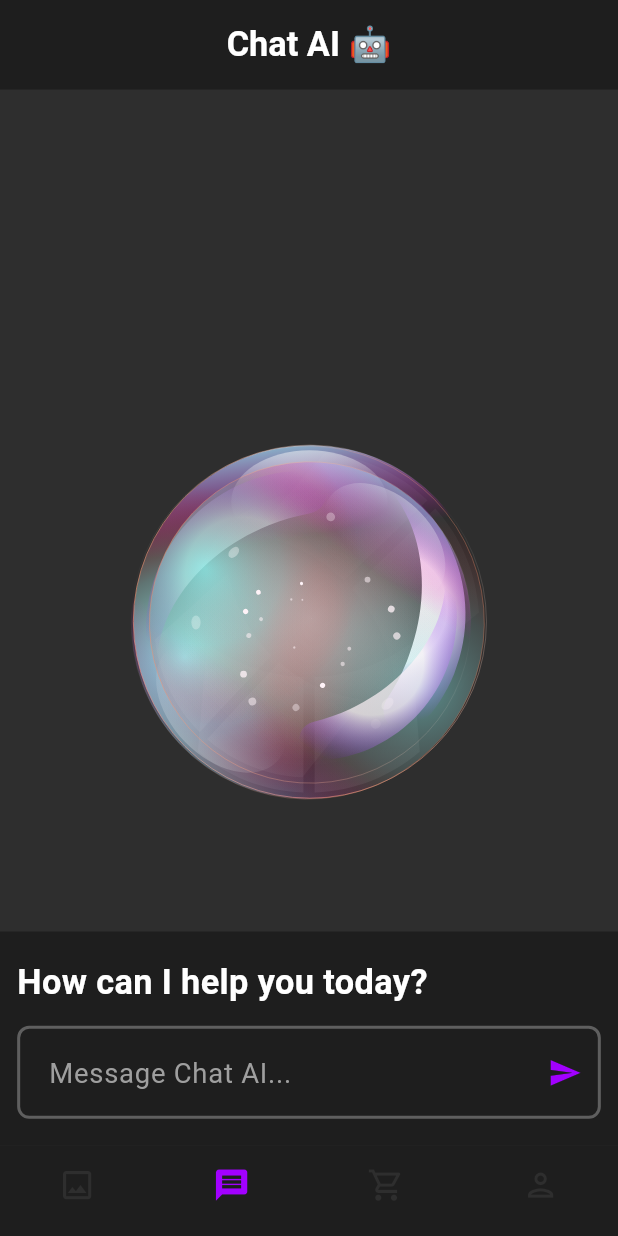
After one commit to Ebrahim-Elkbbany/Flutter-Ai, a Flutter app: the screen it shows after launch, item 2 of the bottom bar chosen, on a phone screen of 412 x 824 dp. The commit adds this screen. Run offline on Flutter 3.47's test engine with Material 3 defaults, Android fonts, the phone set to English and light mode, and no system bars; our stand-ins replace dartz, dio, flutter_bloc, flutter_screenutil, get_it, image_gallery_saver and 1 more.

Commit message:
- chat ai screen done - add flutter_svg package - add bloc observer file - add layout view for bottom nav bar - refactor image generator ai body - add chat Completions api end points - refactor dio class - add chat ai screen - add repo to it - finish logic of chat ai screen

```diff
--- a/lib/core/di/dependency_injection.dart
+++ b/lib/core/di/dependency_injection.dart
@@ -1,6 +1,7 @@
 import 'package:dio/dio.dart';
 import 'package:flutter_ai/core/network/dio.dart';
 import 'package:flutter_ai/features/Image_generator_ai/data/repos/image_generator_repo_impl.dart';
+import 'package:flutter_ai/features/chat_ai/data/repos/chat_ai_repo_impl.dart';
 import 'package:get_it/get_it.dart';
 
 final getIt = GetIt.instance;
@@ -14,4 +15,7 @@ void setupServiceLocator() {
   getIt.registerSingleton<ImageGeneratorRepoImpl>(ImageGeneratorRepoImpl(
     getIt.get<ApiService>(),
   ));
+  getIt.registerSingleton<ChatAiRepoRepoImpl>(ChatAiRepoRepoImpl(
+    getIt.get<ApiService>(),
+  ));
 }
--- a/lib/core/network/end_points.dart
+++ b/lib/core/network/end_points.dart
@@ -1,3 +1,4 @@
 class EndPoints {
   static String imageGeneration = 'images/generations';
+  static String chatCompletions = 'completions';
 }
--- a/lib/core/widgets/custom_text_form_field.dart
+++ b/lib/core/widgets/custom_text_form_field.dart
@@ -17,6 +17,7 @@ class AppTextFormField extends StatelessWidget {
   final String? Function(String?)? validator ;
   final Function()? suffixIconTap;
 
+
   const AppTextFormField({
     super.key,
     this.contentPadding,
@@ -31,6 +32,7 @@ class AppTextFormField extends StatelessWidget {
     this.controller,
      this.validator,
     this.suffixIconTap,
+
   });
 
   @override
@@ -73,11 +75,12 @@ class AppTextFormField extends StatelessWidget {
         ),
         hintStyle: hintStyle ?? FontStyles.font16WhiteGrayW400,
         hintText: hintText,
-        suffixIcon: GestureDetector(
+        suffixIcon: suffixIcon==null ? null :GestureDetector(
           onTap: suffixIconTap,
           child: Icon(
             suffixIcon,
-
+            color: AppColors.kPurpleColor,
+            size: 20.w,
           ),
         ),
         fillColor: backgroundColor ?? AppColors.kPrimaryColor,
--- /dev/null
+++ b/lib/core/widgets/loading_or_origin_ai_displayed.dart
@@ -0,0 +1,14 @@
+import 'package:flutter/material.dart';
+import 'package:lottie/lottie.dart';
+
+class LoadingOrOriginAiDisplayed extends StatelessWidget {
+  const LoadingOrOriginAiDisplayed({super.key, required this.isLoading});
+  final bool isLoading;
+
+  @override
+  Widget build(BuildContext context) {
+    return Lottie.asset(isLoading
+        ? 'assets/images/loading.json'
+        : "assets/images/ai_logo.json");
+  }
+}
--- /dev/null
+++ b/lib/features/chat_ai/data/models/chat_ai_model.dart
@@ -0,0 +1,72 @@
+
+
+
+class ChatAiModel {
+  List<Choice> choices;
+  int created;
+  String id;
+  String model;
+  String object;
+  Usage usage;
+
+  ChatAiModel({
+    required this.choices,
+    required this.created,
+    required this.id,
+    required this.model,
+    required this.object,
+    required this.usage,
+  });
+
+  factory ChatAiModel.fromJson(Map<String, dynamic> json) => ChatAiModel(
+    choices: List<Choice>.from(json["choices"].map((x) => Choice.fromJson(x))),
+    created: json["created"],
+    id: json["id"],
+    model: json["model"],
+    object: json["object"],
+    usage: Usage.fromJson(json["usage"]),
+  );
+
+}
+
+class Choice {
+  String finishReason;
+  int index;
+  dynamic logprobs;
+  String text;
+
+  Choice({
+    required this.finishReason,
+    required this.index,
+    required this.logprobs,
+    required this.text,
+  });
+
+  factory Choice.fromJson(Map<String, dynamic> json) => Choice(
+    finishReason: json["finish_reason"],
+    index: json["index"],
+    logprobs: json["logprobs"],
+    text: json["text"],
+  );
+
+
+}
+
+class Usage {
+  int completionTokens;
+  int promptTokens;
+  int totalTokens;
+
+  Usage({
+    required this.completionTokens,
+    required this.promptTokens,
+    required this.totalTokens,
+  });
+
+  factory Usage.fromJson(Map<String, dynamic> json) => Usage(
+    completionTokens: json["completion_tokens"],
+    promptTokens: json["prompt_tokens"],
+    totalTokens: json["total_tokens"],
+  );
+
+}
--- /dev/null
+++ b/lib/features/chat_ai/data/repos/chat_ai_repo.dart
@@ -0,0 +1,9 @@
+import 'package:dartz/dartz.dart';
+import 'package:flutter_ai/core/errors/failures.dart';
+import 'package:flutter_ai/features/chat_ai/data/models/chat_ai_model.dart';
+
+abstract class ChatAiRepo {
+  Future<Either<Failure, ChatAiModel>> chatAi({
+    required String prompt,
+  });
+}
--- /dev/null
+++ b/lib/features/chat_ai/presentation/manager/chat_ai_cubit.dart
@@ -0,0 +1,29 @@
+
+import 'package:flutter/material.dart';
+import 'package:flutter_ai/features/chat_ai/data/repos/chat_ai_repo.dart';
+import 'package:flutter_bloc/flutter_bloc.dart';
+
+part 'chat_ai_state.dart';
+
+class ChatAiCubit extends Cubit<ChatAiState> {
+  ChatAiCubit(this.chatAiRepo) : super(ChatAiInitial());
+  final ChatAiRepo chatAiRepo;
+  TextEditingController promptController = TextEditingController();
+  var formKey = GlobalKey<FormState>();
+
+  Future<void> chatAi({required BuildContext context}) async {
+    emit(ChatAiLoading());
+    var data = await chatAiRepo.chatAi(prompt: promptController.text);
+    data.fold((failure) {
+      ScaffoldMessenger.of(context).showSnackBar(
+        SnackBar(
+          content: Text(failure.errorMessage),
+          backgroundColor: Colors.red,
+        ),
+      );
+      emit(ChatAiFailure(errorMessage: failure.errorMessage));
+    }, (data) {
+      emit(ChatAiSuccess(responseText: data.choices[0].text));
+    });
+  }
+}
--- /dev/null
+++ b/lib/features/chat_ai/presentation/manager/chat_ai_state.dart
@@ -0,0 +1,17 @@
+part of 'chat_ai_cubit.dart';
+
+@immutable
+abstract class ChatAiState {}
+
+class ChatAiInitial extends ChatAiState {}
+class ChatAiLoading extends ChatAiState {}
+class ChatAiSuccess extends ChatAiState {
+  final String responseText;
+
+  ChatAiSuccess({required this.responseText});
+}
+class ChatAiFailure extends ChatAiState {
+  final String errorMessage;
+
+  ChatAiFailure({required this.errorMessage});
+}
--- /dev/null
+++ b/lib/features/chat_ai/presentation/view/chat_view.dart
@@ -0,0 +1,19 @@
+import 'package:flutter/material.dart';
+import 'package:flutter_ai/features/chat_ai/presentation/view/widgets/chat_ai_view_body.dart';
+
+
+class ChatAiView extends StatelessWidget {
+  const ChatAiView({super.key});
+
+  @override
+  Widget build(BuildContext context) {
+    return  Scaffold(
+      appBar: AppBar(
+        title: const Text(
+          'Chat AI 🤖',
+        ),
+      ),
+      body:const ChatAiViewBody(),
+    );
+  }
+}
--- /dev/null
+++ b/lib/features/chat_ai/presentation/view/widgets/chat_ai_view_body.dart
@@ -0,0 +1,94 @@
+import 'package:flutter/material.dart';
+import 'package:flutter_ai/core/di/dependency_injection.dart';
+import 'package:flutter_ai/core/theming/app_colors.dart';
+import 'package:flutter_ai/core/theming/font_styles.dart';
+import 'package:flutter_ai/core/widgets/custom_text_form_field.dart';
+import 'package:flutter_ai/core/widgets/loading_or_origin_ai_displayed.dart';
+import 'package:flutter_ai/core/widgets/responsive_spacing.dart';
+import 'package:flutter_ai/features/chat_ai/data/repos/chat_ai_repo_impl.dart';
+import 'package:flutter_ai/features/chat_ai/presentation/manager/chat_ai_cubit.dart';
+import 'package:flutter_bloc/flutter_bloc.dart';
+import 'package:flutter_screenutil/flutter_screenutil.dart';
+
+class ChatAiViewBody extends StatelessWidget {
+  const ChatAiViewBody({super.key});
+
+  @override
+  Widget build(BuildContext context) {
+    return BlocProvider(
+      create: (context) => ChatAiCubit((getIt.get<ChatAiRepoRepoImpl>())),
+      child: BlocBuilder<ChatAiCubit, ChatAiState>(
+        builder: (context, state) {
+          var cubit = BlocProvider.of<ChatAiCubit>(context);
+          return Column(children: [
+            Expanded(
+              child: Align(
+                alignment: Alignment.bottomLeft,
+                child: SingleChildScrollView(
+                  physics: const BouncingScrollPhysics(),
+                  child: state is! ChatAiSuccess
+                      ? LoadingOrOriginAiDisplayed(
+                          isLoading: state is ChatAiLoading)
+                      : Container(
+                        margin: EdgeInsets.symmetric(vertical: 8.h, horizontal: 10.w),
+                        padding: EdgeInsetsDirectional.only(
+                          start: 16.w,
+                          end: 16.w,
+                          top: 0.h,
+                          bottom: 40.h,
+                        ),
+                        decoration: BoxDecoration(
+                            color: AppColors.kPrimaryColor,
+                            borderRadius: const BorderRadius.only(
+                              bottomRight: Radius.circular(32),
+                              topLeft: Radius.circular(32),
+                              topRight: Radius.circular(32),
+                            )),
+                        child: Text(
+                          state.responseText,
+                          style: FontStyles.font18WhiteW400,
+                        ),
+                      ),
+                ),
+              ),
+            ),
+            Container(
+              color: AppColors.kPrimaryColor,
+              width: double.infinity,
+              padding: EdgeInsets.symmetric(horizontal: 10.w, vertical: 15.h),
+              child: Form(
+                key: cubit.formKey,
+                child: Column(
+                  crossAxisAlignment: CrossAxisAlignment.start,
+                  children: [
+                    Text(
+                      'How can I help you today?',
+                      style: FontStyles.font20WhiteW700,
+                    ),
+                    verticalSpacer(10),
+                    AppTextFormField(
+                      suffixIcon: Icons.send,
+                      suffixIconTap: () {
+                        if (cubit.formKey.currentState!.validate()) {
+                          cubit.chatAi(context: context);
+                        }
+                      },
+                      controller: cubit.promptController,
+                      validator: (value) {
+                        if (value!.isEmpty) {
+                          return 'Please enter valid description';
+                        }
+                        return null;
+                      },
+                      hintText: 'Message Chat AI...',
+                    ),
+                  ],
+                ),
+              ),
+            ),
+          ]);
+        },
+      ),
+    );
+  }
+}
--- /dev/null
+++ b/lib/features/layout/layout_view.dart
@@ -0,0 +1,38 @@
+import 'package:flutter/material.dart';
+import 'package:flutter_bloc/flutter_bloc.dart';
+import 'manager/layout_cubit.dart';
+
+class LayoutView extends StatelessWidget {
+  const LayoutView({Key? key}) : super(key: key);
+
+  @override
+  Widget build(BuildContext context) {
+    return BlocProvider(
+      create: (context) => LayoutCubit(),
+      child: BlocBuilder<LayoutCubit, LayoutState>(
+        builder: (context, state) {
+          var cubit=LayoutCubit.get(context);
+          return Scaffold(
+            body:cubit.bottomScreen[cubit.currentIndex],
+            bottomNavigationBar: BottomNavigationBar(
+              currentIndex: cubit.currentIndex,
+              onTap: (index) {
+                cubit.changeBottomScreen(index);
+              },
+              items:  [
+                BottomNavigationBarItem(
+                    icon: Icon( cubit.currentIndex==0?Icons.image:Icons.image_outlined,), label: ''),
+                BottomNavigationBarItem(
+                    icon: Icon( cubit.currentIndex==1?Icons.message:Icons.message_outlined,), label: ''),
+                BottomNavigationBarItem(
+                    icon: Icon( cubit.currentIndex==2?Icons.shopping_cart:Icons.shopping_cart_outlined,), label: ''),
+                BottomNavigationBarItem(
+                    icon: Icon( cubit.currentIndex==3?Icons.person:Icons.person_outlined,), label: ''),
+              ],
+            ),
+          );
+        },
+      ),
+    );
+  }
+}
--- /dev/null
+++ b/lib/features/layout/manager/layout_cubit.dart
@@ -0,0 +1,19 @@
+import 'package:flutter/material.dart';
+import 'package:flutter_ai/features/Image_generator_ai/presentation/view/image_generator_ai_view.dart';
+import 'package:flutter_ai/features/chat_ai/presentation/view/chat_view.dart';
+import 'package:flutter_bloc/flutter_bloc.dart';
+part 'layout_state.dart';
+
+class LayoutCubit extends Cubit<LayoutState> {
+  LayoutCubit() : super(LayoutInitial());
+  static LayoutCubit get(context){
+    return BlocProvider.of(context);
+  }
+
+  int currentIndex=0;
+  void changeBottomScreen(index){
+    currentIndex=index;
+    emit(ChangeBottomScreen());
+  }
+  List<Widget>bottomScreen=const[ImageGeneratorAIView(),ChatAiView(),];
+}
--- /dev/null
+++ b/lib/features/layout/manager/layout_state.dart
@@ -0,0 +1,6 @@
+part of 'layout_cubit.dart';
+
+abstract class LayoutState {}
+
+class LayoutInitial extends LayoutState {}
+class ChangeBottomScreen extends LayoutState {}
--- a/lib/main.dart
+++ b/lib/main.dart
@@ -1,13 +1,15 @@
 import 'package:flutter/material.dart';
+import 'package:flutter_ai/app_bloc_observer.dart';
 import 'package:flutter_ai/core/di/dependency_injection.dart';
 import 'package:flutter_ai/core/network/dio.dart';
 import 'package:flutter_ai/core/theming/app_theme.dart';
-import 'package:flutter_ai/features/Image_generator_ai/presentation/view/image_generator_ai_view.dart';
+import 'package:flutter_ai/features/layout/layout_view.dart';
+import 'package:flutter_bloc/flutter_bloc.dart';
 import 'package:flutter_screenutil/flutter_screenutil.dart';
 
 void main() async{
   setupServiceLocator();
-  DioHelper.init();
+  Bloc.observer = AppBlocObserver();
   await ScreenUtil.ensureScreenSize();
   runApp(const FlutterAiApp());
 }
@@ -27,7 +29,7 @@ class FlutterAiApp extends StatelessWidget {
           home: child,
         );
       },
-      child:  const ImageGeneratorAIView(),
+      child:  const LayoutView(),
     );
   }
 }
--- a/pubspec.yaml
+++ b/pubspec.yaml
@@ -28,6 +28,7 @@ environment:
 # the latest version available on pub.dev. To see which dependencies have newer
 # versions available, run `flutter pub outdated`.
 dependencies:
+  flutter_svg: ^2.0.9
   get_it: ^7.6.0
   flutter_bloc: ^8.1.3
   dartz: ^0.10.1
```
Also changed, not shown: lib/app_bloc_observer.dart (added, +34 -0 lines), lib/core/network/dio.dart (+3 -124 lines), lib/features/Image_generator_ai/presentation/view/widgets/image_generator_ai_view_body.dart (+4 -4 lines), lib/features/chat_ai/data/repos/chat_ai_repo_impl.dart (added, +41 -0 lines), pubspec.lock, 1 other file.
